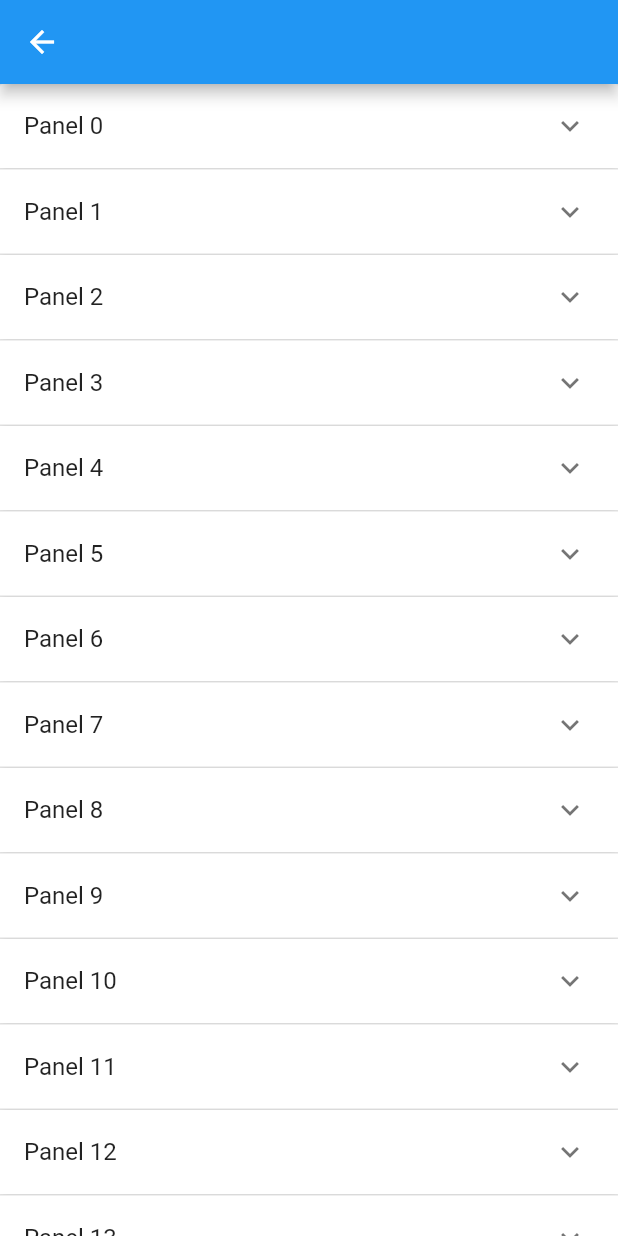
After one commit to zwethu/Flutter-Wigets-Trial, a Flutter app: the ExpansionPanelListWidget screen opened by its route, on a phone screen of 412 x 824 dp. The commit adds this screen. Run offline on Flutter 3.47's test engine with Material 2 defaults, Android fonts, the phone set to English and light mode, and no system bars; our stand-ins replace file_picker, image_picker; generated files the repository leaves out were written again.

Commit message:
try expansion panel list

```diff
--- a/lib/main.dart
+++ b/lib/main.dart
@@ -48,6 +48,7 @@ class MyApp extends StatelessWidget {
             '/refresh_button': (context) => const RefreshButtonTest(),
             '/slider': (context) => const SliderTest(),
             '/switch': (context) => const SwitchTest(),
+            '/expansion_panel': (context) => const ExpansionPanelListWidget(),
             //
             //animations
             '/sand_clock_animation': (context) => const SandClockAnimation(),
--- /dev/null
+++ b/lib/material_widgets/expansion_panel_list_widget.dart
@@ -0,0 +1,57 @@
+import 'package:flutter/material.dart';
+
+class ExpansionPanelListWidget extends StatefulWidget {
+  const ExpansionPanelListWidget({Key? key}) : super(key: key);
+
+  @override
+  State<ExpansionPanelListWidget> createState() =>
+      _ExpansionPanelListWidgetState();
+}
+
+class _ExpansionPanelListWidgetState extends State<ExpansionPanelListWidget> {
+  List<PanelItem> data = generateItems(15);
+  @override
+  Widget build(BuildContext context) {
+    return Scaffold(
+      appBar: AppBar(),
+      body: SingleChildScrollView(
+        child: ExpansionPanelList(
+          expansionCallback: (panelIndex, isExpanded) {
+            setState(() {
+              data[panelIndex].isExpanded = !isExpanded;
+            });
+          },
+          children: data.map<ExpansionPanel>((PanelItem panelItem) {
+            return ExpansionPanel(
+              headerBuilder: (context, isExpanded) => ListTile(
+                title: Text(panelItem.headerValue),
+              ),
+              body: ListTile(
+                title: Text(panelItem.expandedValue),
+              ),
+              isExpanded: panelItem.isExpanded,
+            );
+          }).toList(),
+        ),
+      ),
+    );
+  }
+}
+
+class PanelItem {
+  PanelItem(
+      {required this.headerValue,
+      required this.expandedValue,
+      this.isExpanded = false});
+  String headerValue;
+  String expandedValue;
+  bool isExpanded;
+}
+
+List<PanelItem> generateItems(int itemCount) {
+  return List<PanelItem>.generate(itemCount, (index) {
+    return PanelItem(
+        headerValue: "Panel $index",
+        expandedValue: "Hello, This is Panel $index");
+  });
+}
--- a/lib/screens/material_widgets_screen.dart
+++ b/lib/screens/material_widgets_screen.dart
@@ -17,6 +17,7 @@ class _MaterialWidgetsScreenState extends State<MaterialWidgetsScreen> {
     WidgetItem('Refresh Button', '/refresh_button'),
     WidgetItem('Slider Button', '/slider'),
     WidgetItem('Swich Button', '/switch'),
+    WidgetItem('Expansion Panel List', '/expansion_panel'),
   ];
   @override
   Widget build(BuildContext context) {
--- a/lib/screens/screens.dart
+++ b/lib/screens/screens.dart
@@ -5,3 +5,4 @@ export 'package:widgets_testing/screens/home_page.dart';
 export 'package:widgets_testing/screens/material_widgets_screen.dart';
 export 'package:widgets_testing/screens/profile_screen.dart';
 export 'package:widgets_testing/screens/setting_screen.dart';
+export 'package:widgets_testing/material_widgets/expansion_panel_list_widget.dart';
```
